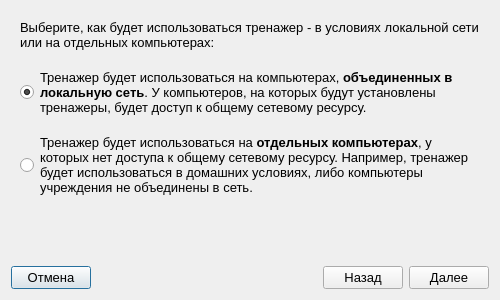
Above: control/trainingcreationwizard.ui from TheMrButcher/offline-mentor before the change. Below: the same form after it.
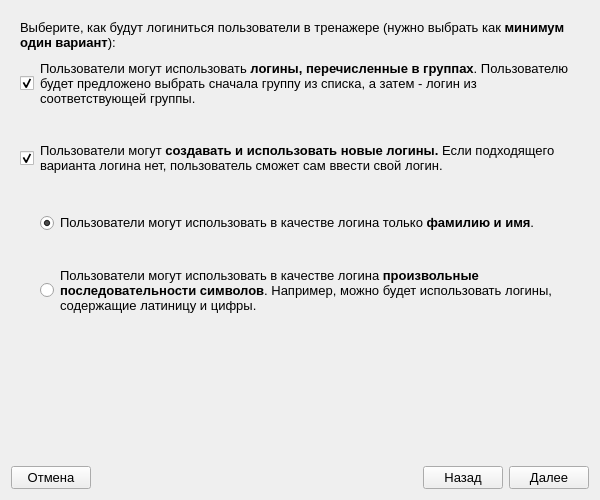
That is the form after the change. The open tabs and pages were chosen to show the change. Icons and pictures are not drawn.

Commit message:
Добавил группы в мастере настройки тренажера
Closed #88

Diff of the .ui file:
```diff
--- a/control/trainingcreationwizard.ui
+++ b/control/trainingcreationwizard.ui
@@ -6,20 +6,20 @@
    <rect>
     <x>0</x>
     <y>0</y>
-    <width>500</width>
-    <height>300</height>
+    <width>600</width>
+    <height>500</height>
    </rect>
   </property>
   <property name="minimumSize">
    <size>
-    <width>500</width>
-    <height>300</height>
+    <width>600</width>
+    <height>500</height>
    </size>
   </property>
   <property name="maximumSize">
    <size>
-    <width>500</width>
-    <height>300</height>
+    <width>600</width>
+    <height>500</height>
    </size>
   </property>
   <property name="font">
@@ -135,6 +135,324 @@
        </item>
       </layout>
      </widget>
+     <widget class="QWidget" name="loginSelectionPage">
+      <layout class="QVBoxLayout" name="verticalLayout_6">
+       <item>
+        <widget class="QLabel" name="label_6">
+         <property name="text">
+          <string>&lt;html&gt;&lt;head/&gt;&lt;body&gt;&lt;p&gt;Выберите, как будут логиниться пользователи в тренажере (нужно выбрать как &lt;span style=&quot; font-weight:600;&quot;&gt;минимум один вариант&lt;/span&gt;):&lt;/p&gt;&lt;/body&gt;&lt;/html&gt;</string>
+         </property>
+         <property name="textFormat">
+          <enum>Qt::RichText</enum>
+         </property>
+         <property name="wordWrap">
+          <bool>true</bool>
+         </property>
+        </widget>
+       </item>
+       <item>
+        <layout class="QFormLayout" name="formLayout_3">
+         <property name="labelAlignment">
+          <set>Qt::AlignLeading|Qt::AlignLeft|Qt::AlignVCenter</set>
+         </property>
+         <property name="formAlignment">
+          <set>Qt::AlignLeading|Qt::AlignLeft|Qt::AlignTop</set>
+         </property>
+         <property name="verticalSpacing">
+          <number>20</number>
+         </property>
+         <item row="0" column="1">
+          <widget class="QLabel" name="groupsLabel">
+           <property name="text">
+            <string>&lt;html&gt;&lt;head/&gt;&lt;body&gt;&lt;p&gt;Пользователи могут использовать&lt;span style=&quot; font-weight:600;&quot;&gt; логины, перечисленные в группах&lt;/span&gt;. Пользователю будет предложено выбрать сначала группу из списка, а затем - логин из соответствующей группы.&lt;/p&gt;&lt;/body&gt;&lt;/html&gt;</string>
+           </property>
+           <property name="textFormat">
+            <enum>Qt::RichText</enum>
+           </property>
+           <property name="wordWrap">
+            <bool>true</bool>
+           </property>
+          </widget>
+         </item>
+         <item row="1" column="1">
+          <widget class="QLabel" name="customLoginsLabel">
+           <property name="text">
+            <string>&lt;html&gt;&lt;head/&gt;&lt;body&gt;&lt;p&gt;Пользователи могут &lt;span style=&quot; font-weight:600;&quot;&gt;создавать и использовать новые логины. &lt;/span&gt;Если подходящего варианта логина нет, пользователь сможет сам ввести свой логин.&lt;/p&gt;&lt;/body&gt;&lt;/html&gt;</string>
+           </property>
+           <property name="textFormat">
+            <enum>Qt::RichText</enum>
+           </property>
+           <property name="wordWrap">
+            <bool>true</bool>
+           </property>
+          </widget>
+         </item>
+         <item row="0" column="0">
+          <widget class="QCheckBox" name="groupsBox">
+           <property name="sizePolicy">
+            <sizepolicy hsizetype="Minimum" vsizetype="Expanding">
+             <horstretch>0</horstretch>
+             <verstretch>0</verstretch>
+            </sizepolicy>
+           </property>
+           <property name="text">
+            <string/>
+           </property>
+           <property name="checked">
+            <bool>true</bool>
+           </property>
+          </widget>
+         </item>
+         <item row="1" column="0">
+          <widget class="QCheckBox" name="customLoginsBox">
+           <property name="sizePolicy">
+            <sizepolicy hsizetype="Minimum" vsizetype="Expanding">
+             <horstretch>0</horstretch>
+             <verstretch>0</verstretch>
+            </sizepolicy>
+           </property>
+           <property name="text">
+            <string/>
+           </property>
+           <property name="checked">
+            <bool>true</bool>
+           </property>
+          </widget>
+         </item>
+        </layout>
+       </item>
+       <item>
+        <layout class="QHBoxLayout" name="horizontalLayout_3">
+         <item>
+          <spacer name="horizontalSpacer_2">
+           <property name="orientation">
+            <enum>Qt::Horizontal</enum>
+           </property>
+           <property name="sizeType">
+            <enum>QSizePolicy::Fixed</enum>
+           </property>
+           <property name="sizeHint" stdset="0">
+            <size>
+             <width>20</width>
+             <height>20</height>
+            </size>
+           </property>
+          </spacer>
+         </item>
+         <item>
+          <layout class="QFormLayout" name="formLayout_4">
+           <item row="0" column="1">
+            <widget class="QLabel" name="firstNameAndSurnameLabel">
+             <property name="text">
+              <string>&lt;html&gt;&lt;head/&gt;&lt;body&gt;&lt;p&gt;Пользователи могут использовать в качестве логина только &lt;span style=&quot; font-weight:600;&quot;&gt;фамилию и имя&lt;/span&gt;.&lt;/p&gt;&lt;/body&gt;&lt;/html&gt;</string>
+             </property>
+             <property name="textFormat">
+              <enum>Qt::RichText</enum>
+             </property>
+             <property name="wordWrap">
+              <bool>true</bool>
+             </property>
+            </widget>
+           </item>
+           <item row="0" column="0">
+            <widget class="QRadioButton" name="firstNameAndSurnameButton">
+             <property name="sizePolicy">
+              <sizepolicy hsizetype="Minimum" vsizetype="Expanding">
+               <horstretch>0</horstretch>
+               <verstretch>0</verstretch>
+              </sizepolicy>
+             </property>
+             <property name="text">
+              <string/>
+             </property>
+             <property name="checked">
+              <bool>true</bool>
+             </property>
+            </widget>
+           </item>
+           <item row="1" column="0">
+            <widget class="QRadioButton" name="anyLoginButton">
+             <property name="sizePolicy">
+              <sizepolicy hsizetype="Minimum" vsizetype="Expanding">
+               <horstretch>0</horstretch>
+               <verstretch>0</verstretch>
+              </sizepolicy>
+             </property>
+             <property name="text">
+              <string/>
+             </property>
+            </widget>
+           </item>
+           <item row="1" column="1">
+            <widget class="QLabel" name="anyLoginLabel">
+             <property name="text">
+              <string>&lt;html&gt;&lt;head/&gt;&lt;body&gt;&lt;p&gt;Пользователи могут использовать в качестве логина &lt;span style=&quot; font-weight:600;&quot;&gt;произвольные последовательности символов&lt;/span&gt;. Например, можно будет использовать логины, содержащие латиницу и цифры.&lt;/p&gt;&lt;/body&gt;&lt;/html&gt;</string>
+             </property>
+             <property name="textFormat">
+              <enum>Qt::RichText</enum>
+             </property>
+             <property name="wordWrap">
+              <bool>true</bool>
+             </property>
+            </widget>
+           </item>
+          </layout>
+         </item>
+        </layout>
+       </item>
+       <item>
+        <spacer name="verticalSpacer_4">
+         <property name="orientation">
+          <enum>Qt::Vertical</enum>
+         </property>
+         <property name="sizeHint" stdset="0">
+          <size>
+           <width>20</width>
+           <height>83</height>
+          </size>
+         </property>
+        </spacer>
+       </item>
+      </layout>
+     </widget>
+     <widget class="QWidget" name="groupsSelectionPage">
+      <layout class="QVBoxLayout" name="verticalLayout_7">
+       <item>
+        <widget class="QLabel" name="label_3">
+         <property name="text">
+          <string>&lt;html&gt;&lt;head/&gt;&lt;body&gt;&lt;p&gt;Выберите, какие группы будут доступны пользователю (если в списке нет нужной группы, вы можете создать ее, нажав на кнопку &amp;quot;Создать новую группу&amp;quot;):&lt;/p&gt;&lt;/body&gt;&lt;/html&gt;</string>
+         </property>
+         <property name="wordWrap">
+          <bool>true</bool>
+         </property>
+        </widget>
+       </item>
+       <item>
+        <widget class="QLabel" name="emptyGroupsPathLabel">
+         <property name="text">
+          <string>&lt;html&gt;&lt;head/&gt;&lt;body&gt;&lt;p&gt;&lt;span style=&quot; font-style:italic; color:#ff0000;&quot;&gt;Список групп будет скопирован в пакет с тренажером, поскольку не настроен путь к списку групп в общей папке.&lt;/span&gt;&lt;/p&gt;&lt;/body&gt;&lt;/html&gt;</string>
+         </property>
+         <property name="wordWrap">
+          <bool>true</bool>
+         </property>
+        </widget>
+       </item>
+       <item>
+        <layout class="QHBoxLayout" name="horizontalLayout_4">
+         <item>
+          <spacer name="horizontalSpacer_3">
+           <property name="orientation">
+            <enum>Qt::Horizontal</enum>
+           </property>
+           <property name="sizeHint" stdset="0">
+            <size>
+             <width>40</width>
+             <height>20</height>
+            </size>
+           </property>
+          </spacer>
+         </item>
+         <item>
+          <widget class="QPushButton" name="createGroupButton">
+           <property name="text">
+            <string>Создать новую группу</string>
+           </property>
+           <property name="icon">
+            <iconset>
+             <normalon>:/icons/add.png</normalon>
+            </iconset>
+           </property>
+          </widget>
+         </item>
+         <item>
+          <spacer name="horizontalSpacer_4">
+           <property name="orientation">
+            <enum>Qt::Horizontal</enum>
+           </property>
+           <property name="sizeHint" stdset="0">
+            <size>
+             <width>40</width>
+             <height>20</height>
+            </size>
+           </property>
+          </spacer>
+         </item>
+        </layout>
+       </item>
+       <item>
+        <layout class="QFormLayout" name="formLayout_5">
+         <property name="verticalSpacing">
+          <number>20</number>
+         </property>
+         <item row="0" column="0">
+          <widget class="QRadioButton" name="allGroupsButton">
+           <property name="sizePolicy">
+            <sizepolicy hsizetype="Minimum" vsizetype="Expanding">
+             <horstretch>0</horstretch>
+             <verstretch>0</verstretch>
+            </sizepolicy>
+           </property>
+           <property name="text">
+            <string/>
+           </property>
+           <property name="checked">
+            <bool>true</bool>
+           </property>
+           <property name="autoRepeat">
+            <bool>false</bool>
+           </property>
+          </widget>
+         </item>
+         <item row="1" column="0">
+          <widget class="QRadioButton" name="selectGroupsButton">
+           <property name="sizePolicy">
+            <sizepolicy hsizetype="Minimum" vsizetype="Expanding">
+             <horstretch>0</horstretch>
+             <verstretch>0</verstretch>
+            </sizepolicy>
+           </property>
+           <property name="text">
+            <string/>
+           </property>
+          </widget>
+         </item>
+         <item row="0" column="1">
+          <widget class="QLabel" name="allGroupsLabel">
+           <property name="text">
+            <string>&lt;html&gt;&lt;head/&gt;&lt;body&gt;&lt;p&gt;Пользователю будут доступны &lt;span style=&quot; font-weight:600;&quot;&gt;все группы&lt;/span&gt;. В случае использования тренажером общего сетевого ресурса пользователь получит в том числе доступ ко всем группам, которые будут созданы в будущем.&lt;/p&gt;&lt;/body&gt;&lt;/html&gt;</string>
+           </property>
+           <property name="textFormat">
+            <enum>Qt::RichText</enum>
+           </property>
+           <property name="wordWrap">
+            <bool>true</bool>
+           </property>
+          </widget>
+         </item>
+         <item row="1" column="1">
+          <widget class="QLabel" name="selectGroupsLabel">
+           <property name="text">
+            <string>&lt;html&gt;&lt;head/&gt;&lt;body&gt;&lt;p&gt;Пользователю будут доступны &lt;span style=&quot; font-weight:600;&quot;&gt;только перечисленные ниже группы&lt;/span&gt;.&lt;/p&gt;&lt;/body&gt;&lt;/html&gt;</string>
+           </property>
+           <property name="textFormat">
+            <enum>Qt::RichText</enum>
+           </property>
+           <property name="wordWrap">
+            <bool>true</bool>
+           </property>
+          </widget>
+         </item>
+        </layout>
+       </item>
+       <item>
+        <widget class="QListWidget" name="groupsListWidget">
+         <property name="enabled">
+          <bool>false</bool>
+         </property>
+        </widget>
+       </item>
+      </layout>
+     </widget>
      <widget class="QWidget" name="saveTypeSelectionPage">
       <layout class="QVBoxLayout" name="verticalLayout_3">
        <property name="spacing">
```
Left out of the diff: 13 changed lines with no effect on the pictures. The commit also changes 20 other files.
